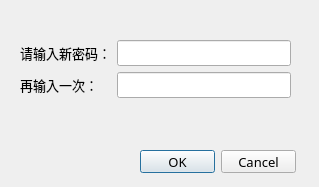
The window that chgpwd.ui (xeeboy/PartsReview) describes before a commit, drawn with Qt 5.
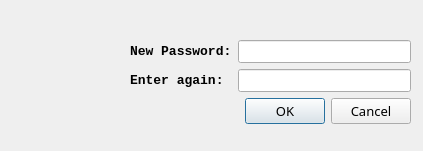
The same window after the commit. Icons and pictures are not drawn.

Patch:
```diff
--- a/chgpwd.ui
+++ b/chgpwd.ui
@@ -9,8 +9,8 @@
    <rect>
     <x>0</x>
     <y>0</y>
-    <width>319</width>
-    <height>187</height>
+    <width>423</width>
+    <height>151</height>
    </rect>
   </property>
   <property name="font">
@@ -26,34 +26,25 @@
    <iconset>
     <normaloff>icons/password128px.ico</normaloff>icons/password128px.ico</iconset>
   </property>
-  <widget class="QDialogButtonBox" name="buttonBox">
-   <property name="geometry">
-    <rect>
-     <x>140</x>
-     <y>150</y>
-     <width>156</width>
-     <height>23</height>
-    </rect>
-   </property>
-   <property name="orientation">
-    <enum>Qt::Horizontal</enum>
-   </property>
-   <property name="standardButtons">
-    <set>QDialogButtonBox::Cancel|QDialogButtonBox::Ok</set>
-   </property>
-  </widget>
   <widget class="QWidget" name="layoutWidget">
    <property name="geometry">
     <rect>
-     <x>20</x>
+     <x>130</x>
      <y>40</y>
-     <width>271</width>
-     <height>81</height>
+     <width>281</width>
+     <height>85</height>
     </rect>
    </property>
    <layout class="QFormLayout" name="formLayout">
     <item row="2" column="1">
      <widget class="QLineEdit" name="line_pwd_again">
+      <property name="font">
+       <font>
+        <family>Consolas</family>
+        <weight>75</weight>
+        <bold>true</bold>
+       </font>
+      </property>
       <property name="maxLength">
        <number>20</number>
       </property>
@@ -69,14 +60,14 @@
      <widget class="QLabel" name="label">
       <property name="font">
        <font>
-        <family>微软雅黑</family>
+        <family>Consolas</family>
         <pointsize>10</pointsize>
-        <weight>50</weight>
-        <bold>false</bold>
+        <weight>75</weight>
+        <bold>true</bold>
        </font>
       </property>
       <property name="text">
-       <string>请输入新密码：</string>
+       <string>New Password:</string>
       </property>
      </widget>
     </item>
@@ -84,19 +75,26 @@
      <widget class="QLabel" name="label_2">
       <property name="font">
        <font>
-        <family>微软雅黑</family>
+        <family>Consolas</family>
         <pointsize>10</pointsize>
-        <weight>50</weight>
-        <bold>false</bold>
+        <weight>75</weight>
+        <bold>true</bold>
        </font>
       </property>
       <property name="text">
-       <string>再输入一次：</string>
+       <string>Enter again:</string>
       </property>
      </widget>
     </item>
     <item row="1" column="1">
      <widget class="QLineEdit" name="line_pwd_one">
+      <property name="font">
+       <font>
+        <family>Consolas</family>
+        <weight>75</weight>
+        <bold>true</bold>
+       </font>
+      </property>
       <property name="maxLength">
        <number>20</number>
       </property>
@@ -108,8 +106,34 @@
       </property>
      </widget>
     </item>
+    <item row="3" column="1">
+     <widget class="QDialogButtonBox" name="buttonBox">
+      <property name="orientation">
+       <enum>Qt::Horizontal</enum>
+      </property>
+      <property name="standardButtons">
+       <set>QDialogButtonBox::Cancel|QDialogButtonBox::Ok</set>
+      </property>
+     </widget>
+    </item>
    </layout>
   </widget>
+  <widget class="QLabel" name="label_3">
+   <property name="geometry">
+    <rect>
+     <x>0</x>
+     <y>10</y>
+     <width>131</width>
+     <height>131</height>
+    </rect>
+   </property>
+   <property name="text">
+    <string/>
+   </property>
+   <property name="pixmap">
+    <pixmap>../icons/password128px.ico</pixmap>
+   </property>
+  </widget>
  </widget>
  <tabstops>
   <tabstop>line_pwd_one</tabstop>
```
